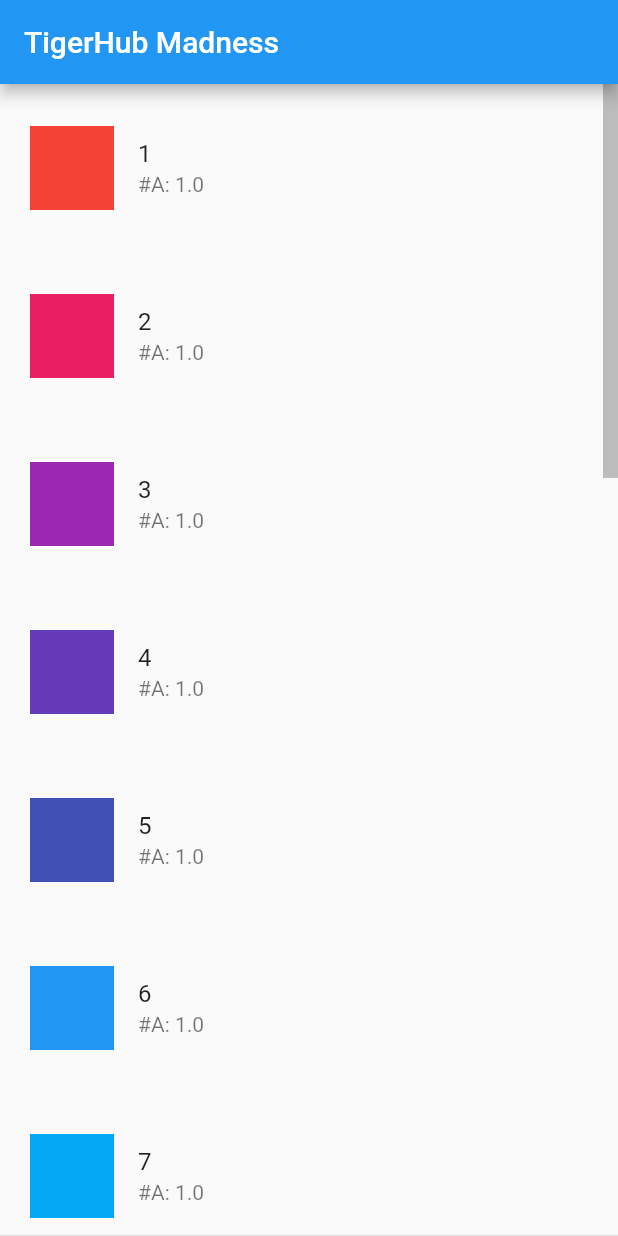
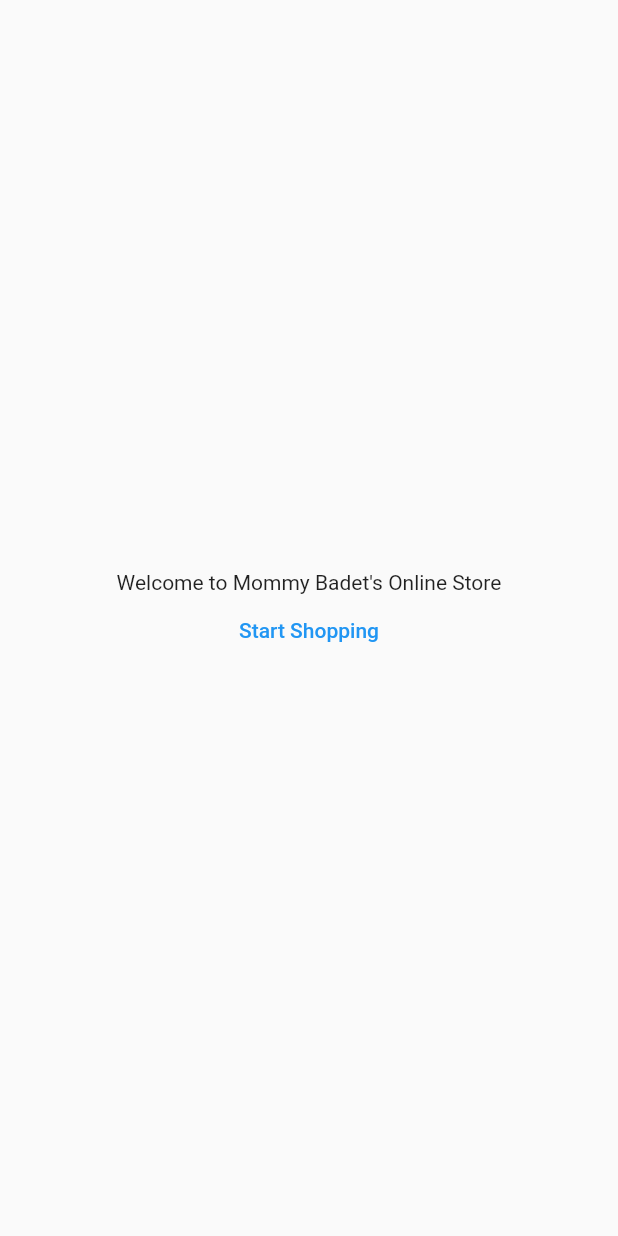
Before and after one commit to desierdoJC/fap_g6, a Flutter app: the screen it shows after launch, on a phone screen of 412 x 824 dp. Run offline on Flutter 3.47's test engine with Material 2 defaults, Android fonts, the phone set to English and light mode, and no system bars.

Commit message:
Separate home screen and welcome screen

```diff
--- /dev/null
+++ b/lib/home_page.dart
@@ -0,0 +1,39 @@
+import 'package:flutter/material.dart';
+import 'package:fap_g6/store/item_prod.dart';
+
+class HomePage extends StatefulWidget {
+  @override
+  _HomePageState createState() => _HomePageState();
+}
+
+class _HomePageState extends State<HomePage> {
+  bool _isAlwaysShown = true;
+
+  bool _showTrackOnHover = false;
+
+  @override
+  Widget build(BuildContext context) {
+    return Scaffold(
+      appBar: AppBar(
+        title: Text('TigerHub Madness' ),
+      ),
+      body: Column(
+        crossAxisAlignment: CrossAxisAlignment.start,
+        children: [
+          Expanded(
+            child: Scrollbar(
+              thumbVisibility: _isAlwaysShown,
+              trackVisibility: _showTrackOnHover,
+              thickness: 10.0,
+              child: ListView.builder(
+                itemCount: 20,
+                itemBuilder: (context, index) => MyItem(index),
+              ),
+            ),
+          ),
+          Divider(height: 1),
+        ],
+      ),
+    );
+  }
+}
--- a/lib/main.dart
+++ b/lib/main.dart
@@ -1,5 +1,7 @@
 import 'package:flutter/material.dart';
-import 'package:fap_g6/store/item_prod.dart';
+
+import 'welcome_page.dart';
+
 
 void main() {
   runApp(MyApp());
@@ -14,44 +16,7 @@ class MyApp extends StatelessWidget {
         primaryColor: Colors.white,
       ),
       debugShowCheckedModeBanner: false,
-      home: MyHomePage(),
+      home: const WelcomePage(),
     );
   }
 }
-
-class MyHomePage extends StatefulWidget {
-  @override
-  _MyHomePageState createState() => _MyHomePageState();
-}
-
-class _MyHomePageState extends State<MyHomePage> {
-  bool _isAlwaysShown = true;
-
-  bool _showTrackOnHover = false;
-
-  @override
-  Widget build(BuildContext context) {
-    return Scaffold(
-      appBar: AppBar(
-        title: Text('TigerHub Madness' ),
-      ),
-      body: Column(
-        crossAxisAlignment: CrossAxisAlignment.start,
-        children: [
-          Expanded(
-            child: Scrollbar(
-              thumbVisibility: _isAlwaysShown,
-              trackVisibility: _showTrackOnHover,
-              thickness: 10.0,
-              child: ListView.builder(
-                itemCount: 20,
-                itemBuilder: (context, index) => MyItem(index),
-              ),
-            ),
-          ),
-          Divider(height: 1),
-        ],
-      ),
-    );
-  }
-}
--- a/lib/store/item_list.dart
+++ b/lib/store/item_list.dart
@@ -32,11 +32,5 @@ class ItemList {
   //Methods
   static final List<ItemList> _itemList =[
       ItemList('PROD1', 'PRODDESC1', 420, 10),
-
   ];
-
-
-
-
-
 }
--- a/lib/store/item_prod.dart
+++ b/lib/store/item_prod.dart
@@ -10,7 +10,7 @@ class MyItem extends StatelessWidget {
     final color = Colors.primaries[index % Colors.primaries.length];
     final hexRgb = color.shade500.toString().substring(10, 16).toUpperCase();
     return ListTile(
-      contentPadding: EdgeInsets.symmetric(horizontal: 20, vertical: 20),
+      contentPadding: const EdgeInsets.symmetric(horizontal: 20, vertical: 20),
       leading: AspectRatio(
           aspectRatio: 1,
           child: Container(
--- /dev/null
+++ b/lib/welcome_page.dart
@@ -0,0 +1,24 @@
+import 'package:flutter/material.dart';
+
+import 'home_page.dart';
+
+class WelcomePage extends StatelessWidget {
+  const WelcomePage({Key? key}) : super(key: key);
+
+  @override
+  Widget build(BuildContext context) {
+    return Scaffold(
+      body: Center(
+        child: Column(
+          mainAxisAlignment: MainAxisAlignment.center,
+          children: [
+            const Text('Welcome to Mommy Badet\'s Online Store'),
+            TextButton(onPressed: ()=>{
+              Navigator.pushReplacement(context, MaterialPageRoute(builder: (context) => HomePage()))
+            }, child: const Text('Start Shopping'),),
+          ],
+        ),
+      ),
+    );
+  }
+}
```
